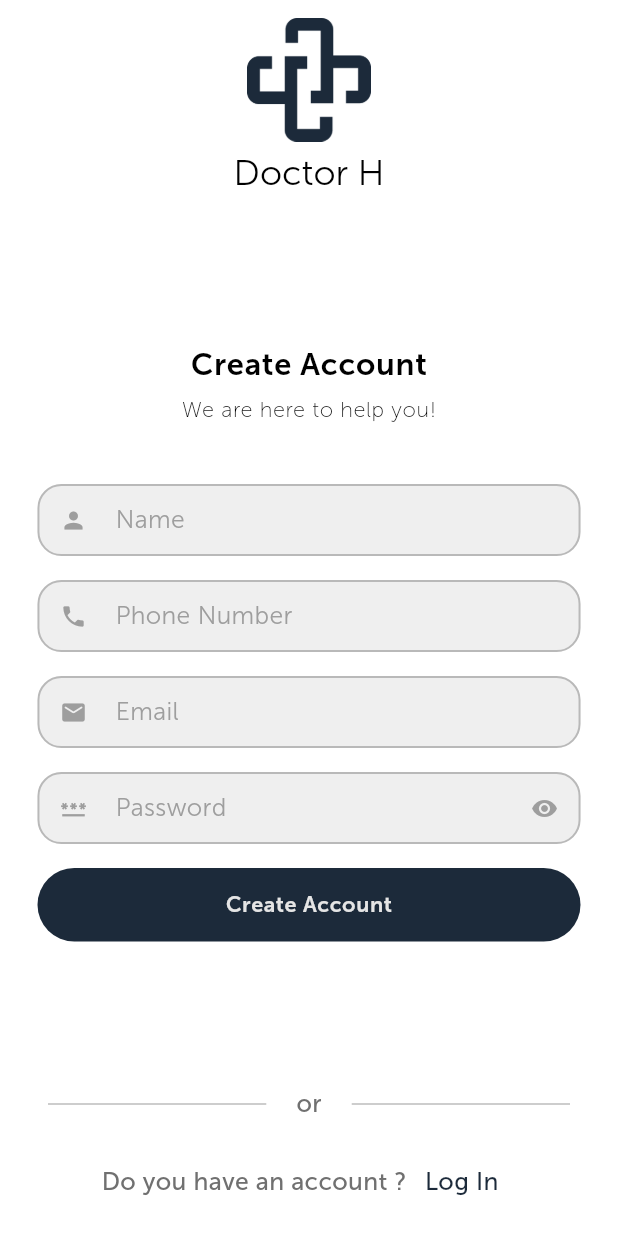
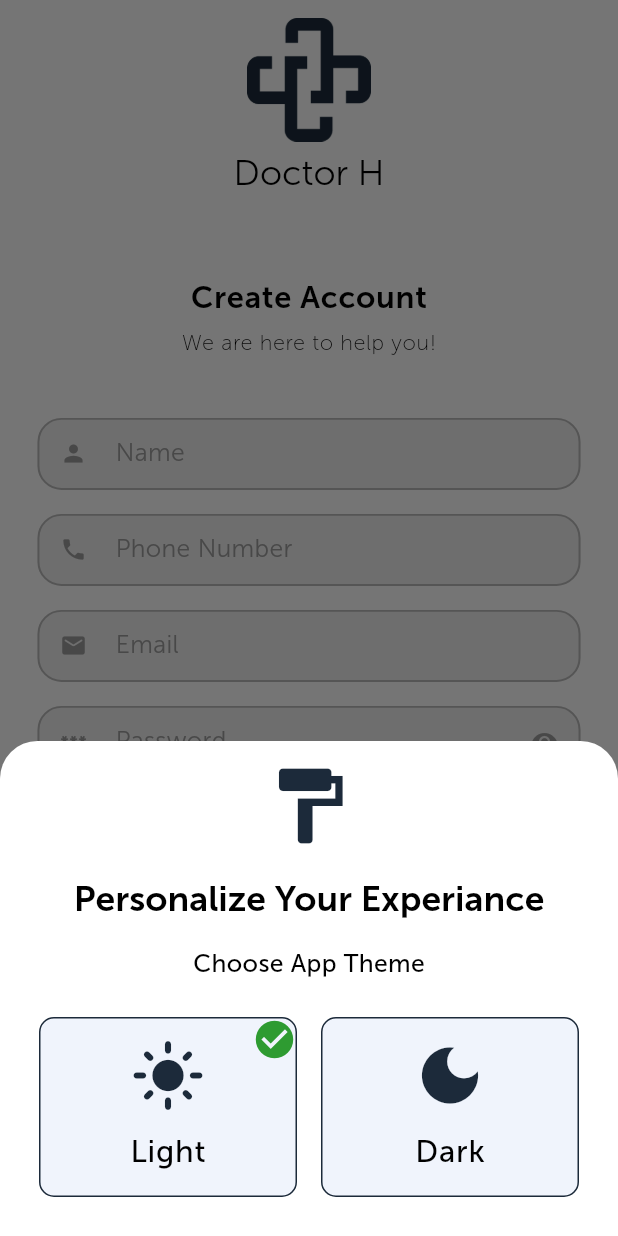
Before and after one commit to mohammed-haimour/doctor_h_appointments_app, a Flutter app: the screen it shows after launch, after a tap on "Next", after a tap on "Skip", on a phone screen of 412 x 824 dp. Run offline on Flutter 3.47's test engine with Material 3 defaults, Android fonts, the phone set to English and light mode, and no system bars; our stand-ins replace dartz, dio, email_validator, flutter_bloc, flutter_secure_storage, get_it and 3 more; accounts and stored records are empty.

Commit message:
- userInformation entity added - custom app theme switch added - getSaveUserInfo cubit added - check if user in local storage function added to the data layer and business SORRY FOR BIG COMMIT and idk but it's just me in this project lOl

```diff
--- /dev/null
+++ b/lib/business/user/entities/user_information/user_information_entity.dart
@@ -0,0 +1,35 @@
+import 'package:doctor_h_appointments_app/data/user/models/user_information/user_information_model.dart';
+import 'package:flutter/material.dart';
+
+class UserInformationEntity {
+  final String? email;
+  final String? password;
+  final ThemeMode? theme;
+  final bool? isQuickAccess;
+
+  UserInformationEntity({
+    required this.email,
+    required this.password,
+    required this.theme,
+    required this.isQuickAccess,
+  });
+
+  factory UserInformationEntity.fromUserInformationModel({
+    required UserInformationModel model,
+  }) {
+    return UserInformationEntity(
+      email: model.email,
+      password: model.password,
+      theme: (model.theme == "light") ? ThemeMode.light : ThemeMode.dark,
+      isQuickAccess: (model.isQuickAccess == "true") ? true : false,
+    );
+  }
+
+  // Method to check if all properties are not null
+  bool isNotNull() {
+    return email != null &&
+        password != null &&
+        theme != null &&
+        isQuickAccess != null;
+  }
+}
--- a/lib/business/user/user_business_implementation.dart
+++ b/lib/business/user/user_business_implementation.dart
@@ -2,6 +2,7 @@ import 'package:dartz/dartz.dart';
 import 'package:dio/dio.dart';
 import 'package:doctor_h_appointments_app/business/user/entities/create_account/create_account_result_entity.dart';
 import 'package:doctor_h_appointments_app/business/user/entities/login/login_result_entity.dart';
+import 'package:doctor_h_appointments_app/business/user/entities/user_information/user_information_entity.dart';
 import 'package:doctor_h_appointments_app/business/user/user_business_interface.dart';
 import 'package:doctor_h_appointments_app/data/user/models/create_account/create_account_payload_model.dart';
 import 'package:doctor_h_appointments_app/data/user/models/create_account/create_account_response_model.dart';
@@ -57,15 +58,17 @@ class UserBusinessImplementation implements UserBusinessInterface {
   }
 
   @override
-  Future<Either<Failure, UserInformationModel?>> getUserInformation() async {
+  Future<Either<Failure, UserInformationEntity?>> getUserInformation() async {
     try {
-      UserInformationModel? userInformation =
-          await _userData.getUserInformation();
+      UserInformationModel? model = await _userData.getUserInformation();
 
-      if (userInformation == null) return right(null);
+      if (model == null) return right(null);
 
-      return right(userInformation);
-    }on Exception catch (error) {
+      UserInformationEntity entity =
+          UserInformationEntity.fromUserInformationModel(model: model);
+
+      return right(entity);
+    } on Exception catch (error) {
       return left(LocalDbFailure(error.toString()));
     }
   }
@@ -80,4 +83,24 @@ class UserBusinessImplementation implements UserBusinessInterface {
       return left(LocalDbFailure(error.toString()));
     }
   }
+
+  @override
+  Future<bool> isUserInformationStoredInTheLocalDb() async {
+    try {
+      UserInformationModel? userInformation =
+          await _userData.getUserInformation();
+
+      if (userInformation == null) {
+        print("there are null");
+        return false;
+      } else {
+        print("there are not null");
+
+        return true;
+      }
+    } on Exception {
+        print("there are null but error");
+      return false;
+    }
+  }
 }
--- a/lib/business/user/user_business_interface.dart
+++ b/lib/business/user/user_business_interface.dart
@@ -1,6 +1,7 @@
 import 'package:dartz/dartz.dart';
 import 'package:doctor_h_appointments_app/business/user/entities/create_account/create_account_result_entity.dart';
 import 'package:doctor_h_appointments_app/business/user/entities/login/login_result_entity.dart';
+import 'package:doctor_h_appointments_app/business/user/entities/user_information/user_information_entity.dart';
 import 'package:doctor_h_appointments_app/data/user/models/create_account/create_account_payload_model.dart';
 import 'package:doctor_h_appointments_app/data/user/models/login/login_payload_model.dart';
 import 'package:doctor_h_appointments_app/data/user/models/user_information/user_information_model.dart';
@@ -13,5 +14,6 @@ abstract class UserBusinessInterface {
       {required CreateAccountPayloadModel createAccountPayload});
   Future<Either<Failure, void>> saveUserInformation(
       {required UserInformationModel userToSave});
-  Future<Either<Failure, UserInformationModel?>> getUserInformation();
+  Future<Either<Failure, UserInformationEntity?>> getUserInformation();
+  Future<bool> isUserInformationStoredInTheLocalDb();
 }
--- a/lib/data/user/data_sources/user_data_local_source.dart
+++ b/lib/data/user/data_sources/user_data_local_source.dart
@@ -7,15 +7,12 @@ class UserDataLocalSource {
   UserDataLocalSource({required FlutterSecureStorage storage})
       : _storage = storage;
 
-  Future<void> saveUserInformation(
-      {required String userInformation}) async {
+  Future<void> saveUserInformation({required String userInformation}) async {
     await _storage.write(
-        key: LocalConstants.userInformationStorageKey,
-        value: userInformation);
+        key: LocalConstants.userInformationStorageKey, value: userInformation);
   }
 
-Future<String?> getUserInformation() async {
-  return await _storage.read(key: LocalConstants.userInformationStorageKey);
+  Future<String?> getUserInformation() async {
+    return await _storage.read(key: LocalConstants.userInformationStorageKey);
+  }
 }
-
-}
--- a/lib/data/user/models/user_information/user_information_model.dart
+++ b/lib/data/user/models/user_information/user_information_model.dart
@@ -4,17 +4,39 @@ part 'user_information_model.g.dart';
 
 @JsonSerializable()
 class UserInformationModel {
-  final String email;
-  final String password;
-  final String theme; // "dark" or "light"
-  final String isQuickAccess; // "0" for false, "1" for true
+  String? _email;
+  String? _password;
+  String? _theme; // "dark" or "light"
+  String? _isQuickAccess; // "0" for false, "1" for true
 
   UserInformationModel({
-    required this.email,
-    required this.password,
-    required this.theme,
-    required this.isQuickAccess,
-  });
+    String? email,
+    String? password,
+    String? theme,
+    String? isQuickAccess,
+  })  : _email = email,
+        _password = password,
+        _theme = theme,
+        _isQuickAccess = isQuickAccess;
+
+  // Getters
+  String? get email => _email;
+  String? get password => _password;
+  String? get theme => _theme;
+  String? get isQuickAccess => _isQuickAccess;
+
+  // copyWith method to update the current instance
+  void copyWith({
+    String? email,
+    String? password,
+    String? theme,
+    String? isQuickAccess,
+  }) {
+    _email = email ?? _email;
+    _password = password ?? _password;
+    _theme = theme ?? _theme;
+    _isQuickAccess = isQuickAccess ?? _isQuickAccess;
+  }
 
   // Auto-generated from JsonSerializable
   factory UserInformationModel.fromJson(Map<String, dynamic> json) =>
--- a/lib/doctor_h_app.dart
+++ b/lib/doctor_h_app.dart
@@ -1,22 +1,42 @@
+import 'package:doctor_h_appointments_app/business/user/user_business_interface.dart';
+import 'package:doctor_h_appointments_app/shared/di/dependency_injection.dart';
 import 'package:doctor_h_appointments_app/shared/routing/app_router.dart';
 import 'package:doctor_h_appointments_app/shared/routing/routes.dart';
 import 'package:doctor_h_appointments_app/shared/themes/app_themes.dart';
+import 'package:doctor_h_appointments_app/state_management/user/get_save_user_information/get_save_user_information_cubit.dart';
+import 'package:doctor_h_appointments_app/state_management/user/get_save_user_information/get_save_user_information_state.dart';
 import 'package:flutter/material.dart';
-
+import 'package:flutter_bloc/flutter_bloc.dart';
 class DoctorHApp extends StatelessWidget {
   final AppRouter appRouter;
-  const DoctorHApp({super.key, required this.appRouter});
+  final bool isUserStoredInTheLocalDb;
+  const DoctorHApp({super.key, required this.appRouter, required this.isUserStoredInTheLocalDb});
 
   @override
   Widget build(BuildContext context) {
+    return BlocProvider(
+      create: (context) =>
+          GetSaveUserInformationCubit(getIt<UserBusinessInterface>())..getUserInformation(),
+      child:
+          BlocBuilder<GetSaveUserInformationCubit, GetSaveUserInformationState>(
+        builder: (context, state) {
           return MaterialApp(
             debugShowCheckedModeBanner: false,
             theme: AppThemes.light(context),
             darkTheme: AppThemes.dark(context),
-      themeMode: ThemeMode.light,
+            themeMode: context
+                    .read<GetSaveUserInformationCubit>()
+                    .userInformation
+                    ?.theme ??
+                ThemeMode.light,
+            initialRoute: (isUserStoredInTheLocalDb == true)
+                ? Routes.logInScreen
+                : Routes.onBoardingScreen,
             title: 'Doctor H App',
-      initialRoute: Routes.onBoardingScreen,
             onGenerateRoute: appRouter.generateRoute,
+          );
+        },
+      ),
     );
   }
 }
--- a/lib/main.dart
+++ b/lib/main.dart
@@ -1,11 +1,19 @@
+import 'package:doctor_h_appointments_app/business/user/user_business_interface.dart';
 import 'package:doctor_h_appointments_app/doctor_h_app.dart';
 import 'package:doctor_h_appointments_app/shared/di/dependency_injection.dart';
 import 'package:doctor_h_appointments_app/shared/routing/app_router.dart';
 import 'package:flutter/material.dart';
 
-void main() {
+void main() async {
+  WidgetsFlutterBinding.ensureInitialized();
+
   setUpGetIt(); // i always forgot this shit :)
+  final bool isUserStoredInTheLocal = await getIt<UserBusinessInterface>()
+      .isUserInformationStoredInTheLocalDb();
+
+
   runApp(DoctorHApp(
     appRouter: AppRouter(),
+    isUserStoredInTheLocalDb: isUserStoredInTheLocal,
   ));
 }
--- a/lib/presentation/registration/create_account_screen.dart
+++ b/lib/presentation/registration/create_account_screen.dart
@@ -2,15 +2,30 @@ import 'package:doctor_h_appointments_app/presentation/registration/enums/regist
 import 'package:doctor_h_appointments_app/presentation/registration/widgets/create_account_form.dart';
 import 'package:doctor_h_appointments_app/presentation/registration/widgets/registration_footer.dart';
 import 'package:doctor_h_appointments_app/presentation/registration/widgets/registration_header.dart';
+import 'package:doctor_h_appointments_app/shared/local/secure_storage_factory.dart';
+import 'package:doctor_h_appointments_app/shared/widgets/custom_button.dart';
 import 'package:doctor_h_appointments_app/shared/widgets/custom_screen_wrapper.dart';
+import 'package:doctor_h_appointments_app/state_management/user/get_save_user_information/get_save_user_information_cubit.dart';
 import 'package:flutter/material.dart';
+import 'package:flutter_bloc/flutter_bloc.dart';
 
-class CreateAccountScreen extends StatelessWidget {
+class CreateAccountScreen extends StatefulWidget {
   const CreateAccountScreen({super.key});
 
   @override
+  State<CreateAccountScreen> createState() => _CreateAccountScreenState();
+}
+
+class _CreateAccountScreenState extends State<CreateAccountScreen> {
+  @override
+  void didChangeDependencies() {
+    super.didChangeDependencies();
+    context.read<GetSaveUserInformationCubit>().selectYourTheme(context);
+  }
+
+  @override
   Widget build(BuildContext context) {
-    return const Scaffold(
+    return Scaffold(
       body: CustomScreenWrapper(
         child: Column(
           mainAxisAlignment: MainAxisAlignment.spaceBetween,
@@ -18,7 +33,11 @@ class CreateAccountScreen extends StatelessWidget {
           children: [
             RegistrationHeader(),
             CreateAccountForm(),
-            RegistrationFooter(registrationType: RegistrationTypeEnum.createAccount,),
+            CustomButton(text: "delete akk", onPressed: () async{  await SecureStorageFactory.getStorage().deleteAll();
+}),
+            RegistrationFooter(
+              registrationType: RegistrationTypeEnum.createAccount,
+            ),
           ],
         ),
       ),
--- /dev/null
+++ b/lib/shared/widgets/custom_app_theme_switch.dart
@@ -0,0 +1,130 @@
+import 'package:doctor_h_appointments_app/data/user/models/user_information/user_information_model.dart';
+import 'package:doctor_h_appointments_app/shared/variables/constants.dart';
+import 'package:doctor_h_appointments_app/shared/widgets/custom_space.dart';
+import 'package:doctor_h_appointments_app/state_management/user/get_save_user_information/get_save_user_information_cubit.dart';
+import 'package:doctor_h_appointments_app/state_management/user/get_save_user_information/get_save_user_information_state.dart';
+import 'package:flutter/material.dart';
+import 'package:flutter_bloc/flutter_bloc.dart';
+
+class CustomAppThemeSwitch extends StatefulWidget {
+  const CustomAppThemeSwitch({super.key});
+
+  @override
+  State<CustomAppThemeSwitch> createState() => _CustomAppThemeSwitchState();
+}
+
+class _CustomAppThemeSwitchState extends State<CustomAppThemeSwitch> {
+  // i like to do it in this way because i will write less code LOL ,, i know the reaability is trash but
+  // it s just a simple widget LOL :) :)
+  final UserInformationModel userToSave = UserInformationModel(
+      email: null, password: null, theme: "light", isQuickAccess: null);
+
+  @override
+  void initState() {
+    context
+        .read<GetSaveUserInformationCubit>()
+        .saveUserInformation(userInformationToSave: userToSave);
+    super.initState();
+  }
+
+  @override
+  Widget build(BuildContext context) {
+    return BlocBuilder<GetSaveUserInformationCubit,
+        GetSaveUserInformationState>(
+      builder: (context, state) {
+        return Padding(
+          padding: Constants.paddingMedium,
+          child: Row(
+            children: [
+              Expanded(
+                  child: ThemeCard(
+                isSelected: userToSave.theme == "light" ? true : false,
+                text: "Light",
+                icon: Icons.light_mode,
+                onPressed: () {
+                  if (userToSave.theme != "light") {
+                    userToSave.copyWith(theme: "light");
+                    context
+                        .read<GetSaveUserInformationCubit>()
+                        .saveUserInformation(userInformationToSave: userToSave);
+                  }
+                },
+              )),
+              CustomSpace.horizontal(),
+              Expanded(
+                  child: ThemeCard(
+                isSelected: userToSave.theme == "dark" ? true : false,
+                text: "Dark",
+                icon: Icons.dark_mode_sharp,
+                onPressed: () {
+                  if (userToSave.theme != "dark") {
+                    userToSave.copyWith(theme: "dark");
+                    context
+                        .read<GetSaveUserInformationCubit>()
+                        .saveUserInformation(userInformationToSave: userToSave);
+                  }
+                },
+              )),
+            ],
+          ),
+        );
+      },
+    );
+  }
+}
+
+class ThemeCard extends StatelessWidget {
+  final bool isSelected;
+  final String text;
+  final IconData icon;
+  final void Function()? onPressed;
+  const ThemeCard(
+      {super.key,
+      required this.text,
+      required this.icon,
+      required this.onPressed,
+      required this.isSelected});
+
+  @override
+  Widget build(BuildContext context) {
+    return InkWell(
+      onTap: onPressed,
+      child: Stack(children: [
+        Container(
+          width: double.infinity,
+          padding: Constants.paddingMedium,
+          height: 120,
+          decoration: BoxDecoration(
+              color: Constants.colorWhiteBlueVeryLight,
+              borderRadius: Constants.radiusMedium,
+              border: Border.all(color: Constants.colorDarkBlueDoctorH)),
+          child: Column(
+            mainAxisAlignment: MainAxisAlignment.spaceAround,
+            children: [
+              Icon(
+                icon,
+                size: 50,
+              ),
+              CustomSpace.vertical(space: 10),
+              Text(
+                text,
+                style: Theme.of(context).textTheme.bodyLarge,
+              )
+            ],
+          ),
+        ),
+        (isSelected)
+            ? const Positioned(
+                top: 0,
+                right: 0,
+                child: Icon(
+                  Icons.check_circle,
+                  color: Constants.colorGreen,
+                  size: 30,
+                ),
+              )
+            : const SizedBox(),
+      ]),
+    );
+  }
+}
--- /dev/null
+++ b/lib/shared/widgets/custom_bottom_sheet.dart
@@ -0,0 +1,32 @@
+
+import 'package:doctor_h_appointments_app/shared/variables/constants.dart';
+import 'package:flutter/material.dart';
+
+Future customBottomSheet(BuildContext context,
+    {required List<Widget> children,
+    bool isCloseAble = true,
+    bool isScrollControlled = false}) async {
+  return await showModalBottomSheet(
+      isScrollControlled: isScrollControlled, // required for min/max child size
+      isDismissible: isCloseAble,
+      enableDrag: isCloseAble,
+      shape: const RoundedRectangleBorder(
+        borderRadius: BorderRadius.vertical(
+          top: Radius.circular(25.0),
+        ),
+      ),
+      context: context,
+      builder: (context) {
+        return SafeArea(
+          child: Container(
+            width: double.infinity,
+            padding: Constants.paddingMedium,
+            child: Column(
+              mainAxisAlignment: MainAxisAlignment.center,
+              mainAxisSize: MainAxisSize.min,
+              children: children,
+            ),
+          ),
+        );
+      });
+}
--- /dev/null
+++ b/lib/state_management/user/get_save_user_information/get_save_user_information_cubit.dart
@@ -0,0 +1,75 @@
+import 'package:doctor_h_appointments_app/business/user/entities/user_information/user_information_entity.dart';
+import 'package:doctor_h_appointments_app/business/user/user_business_interface.dart';
+import 'package:doctor_h_appointments_app/data/user/models/user_information/user_information_model.dart';
+import 'package:doctor_h_appointments_app/shared/networking/errors/api_error_handler.dart';
+import 'package:doctor_h_appointments_app/shared/widgets/custom_app_theme_switch.dart';
+import 'package:doctor_h_appointments_app/shared/widgets/custom_bottom_sheet.dart';
+import 'package:doctor_h_appointments_app/shared/widgets/custom_space.dart';
+import 'package:flutter/material.dart';
+import 'package:flutter_bloc/flutter_bloc.dart';
+
+import 'get_save_user_information_state.dart';
+
+class GetSaveUserInformationCubit extends Cubit<GetSaveUserInformationState> {
+  final UserBusinessInterface _userBusiness;
+  GetSaveUserInformationCubit(this._userBusiness)
+      : super(GetSaveUserInformationInitial());
+
+  UserInformationEntity? _userInformation;
+  UserInformationEntity? get userInformation => _userInformation;
+
+  Future<void> saveUserInformation(
+      {required UserInformationModel userInformationToSave}) async {
+    emit(GetSaveUserInformationLoading());
+    var result = await _userBusiness.saveUserInformation(
+        userToSave: userInformationToSave);
+
+    void ifFailure(Failure failure) {
+      emit(GetSaveUserInformationFailure(message: failure.message));
+    }
+
+    void ifSuccess(void prm1) {
+      getUserInformation();
+    }
+
+    result.fold(ifFailure, ifSuccess);
+  }
+
+  Future<void> getUserInformation() async {
+    emit(GetSaveUserInformationLoading());
+
+    var result = await _userBusiness.getUserInformation();
+
+    void ifFailure(Failure failure) =>
+        emit(GetSaveUserInformationFailure(message: failure.message));
+    void ifSuccess(UserInformationEntity? userEntity) {
+      _userInformation = userEntity;
+      emit(GetSaveUserInformationSuccess());
+    }
+
+    result.fold(ifFailure, ifSuccess);
+  }
+  void selectYourTheme(BuildContext context) {
+    // Show the custom bottom sheet if userData is null
+    if (userInformation == null) {
+      WidgetsBinding.instance.addPostFrameCallback((_) {
+        customBottomSheet(context, isCloseAble: true, children: [
+          const Icon(
+            Icons.format_paint,
+            size: 60,
+          ),
+          CustomSpace.vertical(),
+          Text("Personalize Your Experiance",
+              style: Theme.of(context)
+                  .textTheme
+                  .headlineSmall!
+                  .copyWith(fontWeight: FontWeight.w600)),
+          CustomSpace.vertical(),
+          const Text("Choose App Theme"),
+          CustomSpace.vertical(space: 10),
+          const CustomAppThemeSwitch(),
+        ]);
+      });
+    }
+  }
+}
--- /dev/null
+++ b/lib/state_management/user/get_save_user_information/get_save_user_information_state.dart
@@ -0,0 +1,13 @@
+class GetSaveUserInformationState {}
+
+class GetSaveUserInformationInitial extends GetSaveUserInformationState {}
+
+class GetSaveUserInformationLoading extends GetSaveUserInformationState {}
+
+class GetSaveUserInformationFailure extends GetSaveUserInformationState {
+  final String message;
+
+  GetSaveUserInformationFailure({required this.message});
+}
+
+class GetSaveUserInformationSuccess extends GetSaveUserInformationState {}
--- a/lib/state_management/user/get_user_information/get_user_information_cubit.dart
+++ /dev/null
@@ -1,26 +0,0 @@
-import 'package:doctor_h_appointments_app/business/user/user_business_interface.dart';
-import 'package:doctor_h_appointments_app/data/user/models/user_information/user_information_model.dart';
-import 'package:doctor_h_appointments_app/shared/networking/errors/api_error_handler.dart';
-import 'package:flutter_bloc/flutter_bloc.dart';
-
-part 'get_user_information_state.dart';
-
-class GetUserInformationCubit extends Cubit<GetUserInformationState> {
-  final UserBusinessInterface _userBusiness;
-
-  GetUserInformationCubit(this._userBusiness)
-      : super(GetUserInformationInitial());
-
-  Future<void> getUserInformation() async {
-    emit(GetUserInformationLoading());
-
-    var result = await _userBusiness.getUserInformation();
-
-    void ifFailure(Failure failure) =>
-        emit(GetUserInformationFailure(message: failure.message));
-    void ifSuccess(UserInformationModel? userModel) =>
-        emit(GetUserInformationSuccess(user: userModel));
-
-    result.fold(ifFailure, ifSuccess);
-  }
-}
--- a/lib/state_management/user/get_user_information/get_user_information_state.dart
+++ /dev/null
@@ -1,19 +0,0 @@
-part of 'get_user_information_cubit.dart';
-
-class GetUserInformationState {}
-
-class GetUserInformationInitial extends GetUserInformationState {}
-
-class GetUserInformationLoading extends GetUserInformationState {}
-
-class GetUserInformationFailure extends GetUserInformationState {
-  final String message;
-
-  GetUserInformationFailure({required this.message});
-}
-
-class GetUserInformationSuccess extends GetUserInformationState {
-  final UserInformationModel ?user;
-
-  GetUserInformationSuccess({required this.user});
-}
--- a/lib/state_management/user/save_user_information/save_user_information_cubit.dart
+++ /dev/null
@@ -1,24 +0,0 @@
-import 'package:doctor_h_appointments_app/business/user/user_business_interface.dart';
-import 'package:doctor_h_appointments_app/data/user/models/user_information/user_information_model.dart';
-import 'package:doctor_h_appointments_app/shared/networking/errors/api_error_handler.dart';
-import 'package:flutter_bloc/flutter_bloc.dart';
-
-part 'save_user_information_state.dart';
-
-class SaveUserInformationCubit extends Cubit<SaveUserInformationState> {
-  final UserBusinessInterface _userBusiness;
-  SaveUserInformationCubit(this._userBusiness)
-      : super(SaveUserInformationInitial());
-
-  Future<void> saveUserInformation(
-      {required UserInformationModel userInformationToSave}) async {
-    emit(SaveUserInformationLoading());
-    var result = await _userBusiness.saveUserInformation(
-        userToSave: userInformationToSave);
-
-    void ifFailure(Failure failure)=>emit(SaveUserInformationFailure(message: failure.message));
-    void ifSuccess(void prm1)=>emit(SaveUserInformationSuccess());
-
-    result.fold(ifFailure, ifSuccess);
-  }
-}
--- a/lib/state_management/user/save_user_information/save_user_information_state.dart
+++ /dev/null
@@ -1,15 +0,0 @@
-part of 'save_user_information_cubit.dart';
-
-class SaveUserInformationState {}
-
-class SaveUserInformationInitial extends SaveUserInformationState {}
-
-class SaveUserInformationLoading extends SaveUserInformationState {}
-
-class SaveUserInformationSuccess extends SaveUserInformationState {}
-
-class SaveUserInformationFailure extends SaveUserInformationState {
-  final String message;
-
-  SaveUserInformationFailure({required this.message});
-}
```
Also changed, not shown: lib/shared/di/dependency_injection.dart (+13 -8 lines), lib/data/user/models/user_information/user_information_model.g.dart, 1 other file. Lines whose indentation alone changed are shown as unchanged.
